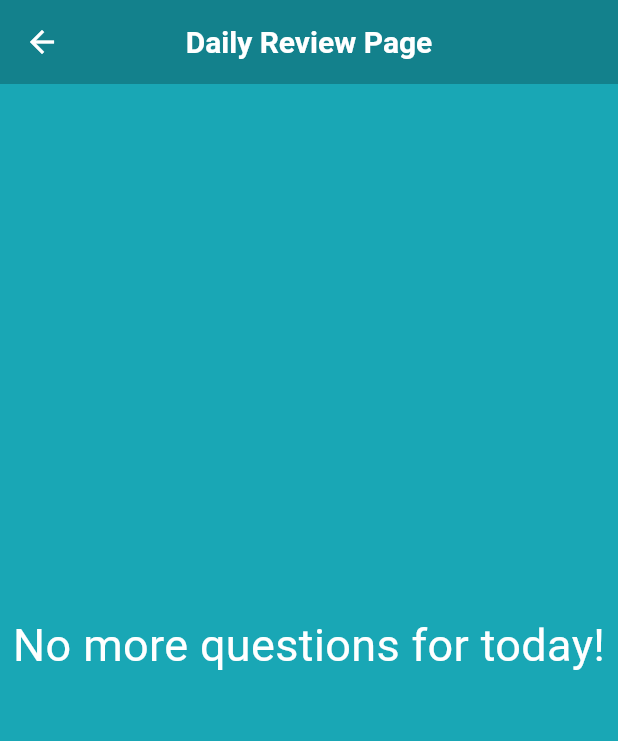
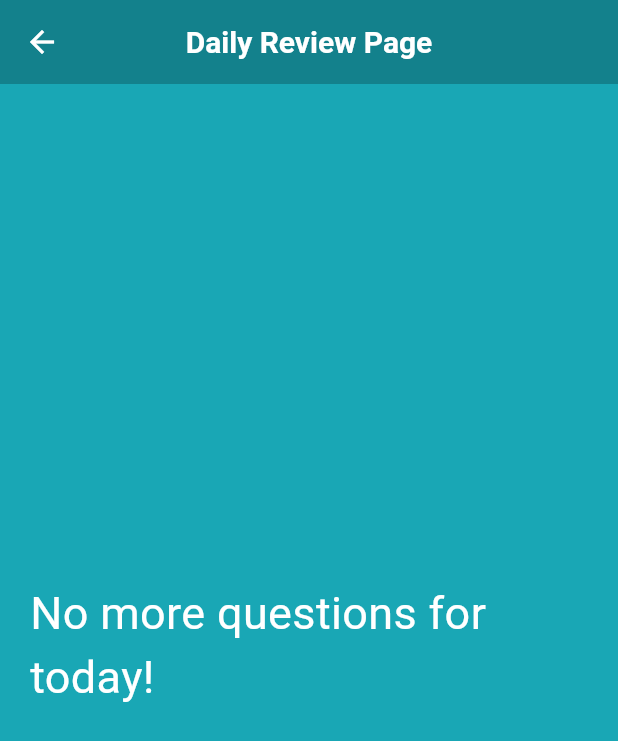
Before and after one commit to SamWylie262/Computer-Science-NEA, a Flutter app: the screen it shows after launch, after a tap on "Computing", after a tap on "Daily Review", on a phone screen of 412 x 824 dp. Shown: the top 741 px of the screen. Run offline on Flutter 3.47's test engine with Material 3 defaults, Android fonts, the light colour scheme and no system bars; missing offline and left inert: flutter_neon.

Commit message:
it works

```diff
--- a/lib/pages/daily_review_page.dart
+++ b/lib/pages/daily_review_page.dart
@@ -1,3 +1,5 @@
+// ignore_for_file: unnecessary_const
+
 import 'package:flutter/material.dart';
 import 'package:secondly/configs/constants.dart';
 import 'package:secondly/pages/flashcards_page.dart';
@@ -48,18 +50,19 @@ class _DailyReviewPageState extends State<DailyReviewPage> {
     final dailyQuestionsResult = await neonClient.query(
         query:
             'SELECT question FROM Cards WHERE due <= 0 AND deck_id = $tappedTopic');
-    List<String> dailyQuestions =
+    dailyQuestions =
         dailyQuestionsResult.map((result) => result.toString()).toList();
     final dailyAnswersResult = await neonClient.query(
         query:
             'SELECT answer FROM Cards WHERE due <= 0 AND deck_id = $tappedTopic');
-    List<String> dailyAnswers =
+    dailyAnswers =
         dailyAnswersResult.map((result) => result.toString()).toList();
   }
 
   void answeredCard(int newDue) async {
+    final question = dailyQuestions[0];
     final cardId = await neonClient.query(
-        query: 'SELECT card_id FROM Cards WHERE question = $dailyQuestions[0]');
+        query: 'SELECT card_id FROM Cards WHERE question = $question');
     final answeredCardResult = await neonClient.query(
         query: 'UPDATE cards SET due = $newDue WHERE card_id = $cardId');
     if (newDue != 0) {
@@ -98,9 +101,12 @@ class _DailyReviewPageState extends State<DailyReviewPage> {
             mainAxisAlignment: MainAxisAlignment.center,
             children: <Widget>[
               if (dailyQuestions.isEmpty)
-                const Text(
-                  'No more questions for today!',
-                  style: TextStyle(fontSize: 30),
+                const Padding(
+                  padding: EdgeInsets.all(20.0),
+                  child: const Text(
+                    'No more questions for today!',
+                    style: TextStyle(fontSize: 30),
+                  ),
                 )
               else
                 Text(
```
